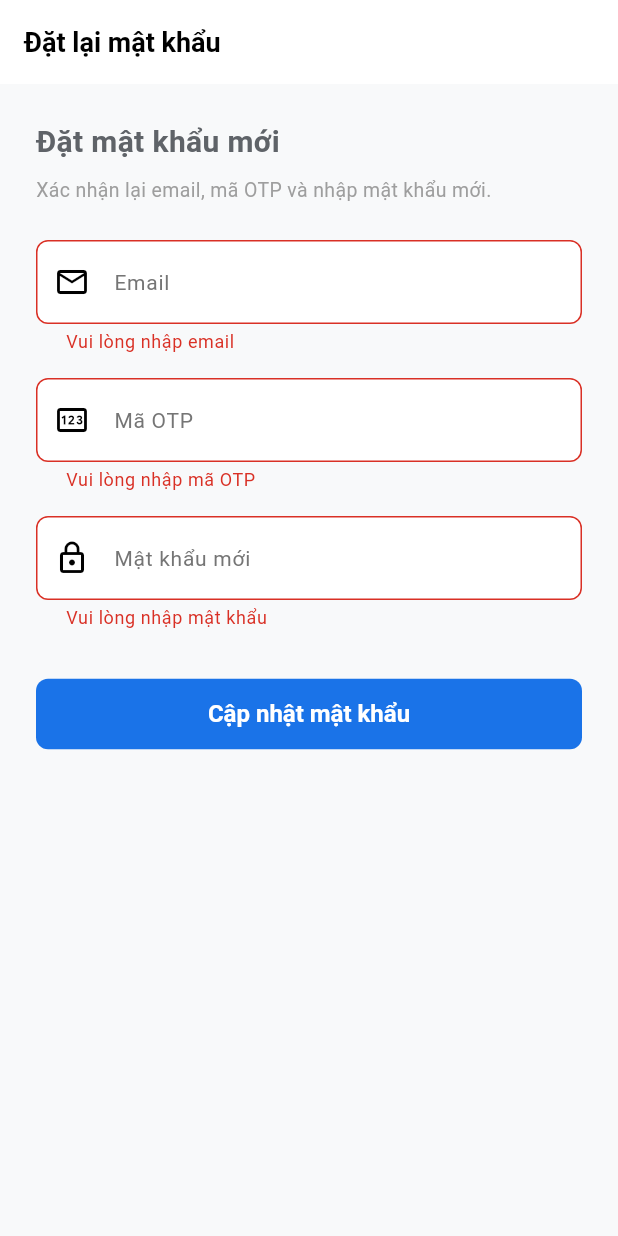
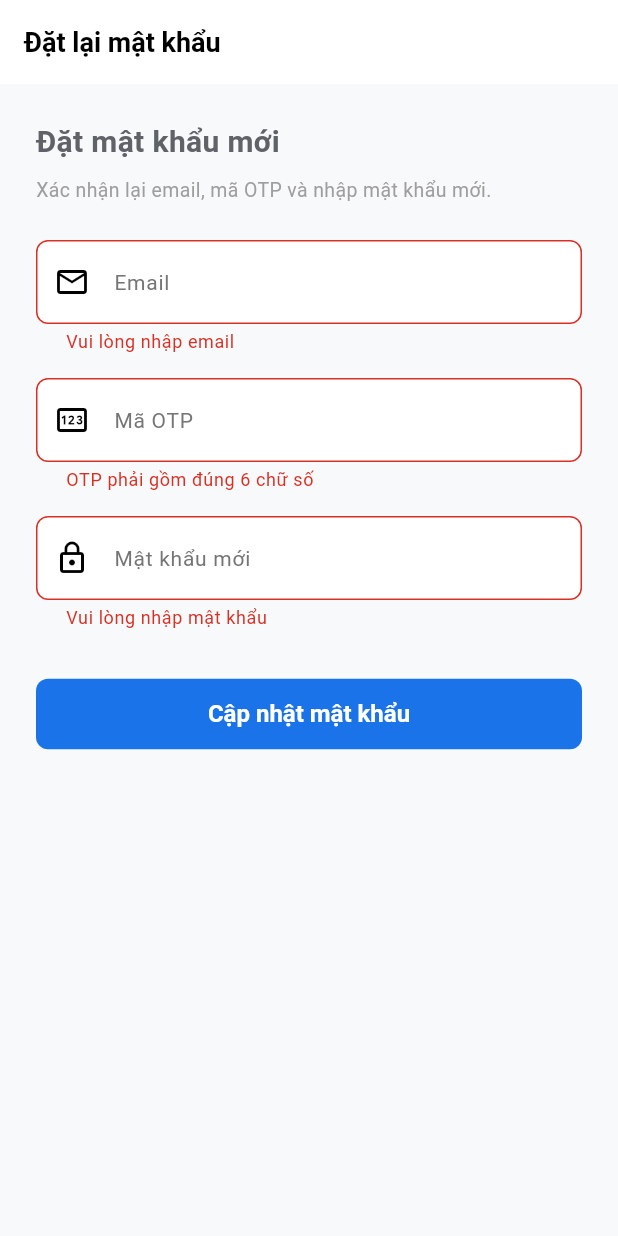
Before and after one commit to DXTPAxT/PRM_fe, a Flutter app: the ResetPasswordScreen screen opened by its route, after a tap on "Cập nhật mật khẩu", on a phone screen of 412 x 824 dp. Run offline on Flutter 3.47's test engine with Material 3 defaults, Android fonts, the phone set to English and light mode, and no system bars; our stand-ins replace dio, firebase_messaging, flutter_riverpod, flutter_secure_storage, freezed_annotation, go_router and 1 more; accounts and stored records are empty.

Commit message:
feat(auth): add forgot and reset password screens

```diff
--- a/lib/features/auth/domain/repositories/auth_repository.dart
+++ b/lib/features/auth/domain/repositories/auth_repository.dart
@@ -20,11 +20,6 @@ abstract class AuthRepository {
 
   Future<RegisterChallenge> resendOtp({required String identifier});
 
-  Future<void> verifyOtpForPassword({
-    required String email,
-    required String otp,
-  });
-
   Future<void> forgotPassword({required String email});
 
   Future<void> resetPassword({
--- a/lib/features/auth/presentation/screens/forgot_password_screen.dart
+++ b/lib/features/auth/presentation/screens/forgot_password_screen.dart
@@ -40,8 +40,8 @@ class _ForgotPasswordScreenState extends ConsumerState<ForgotPasswordScreen> {
           ),
         );
         if (isSuccess) {
-          // Navigate to verify OTP, passing email as routing parameter or query
-          context.push('/verify-otp');
+          // OTP reset is verified together with the new password.
+          context.push('/reset-password');
         }
       }
     });
--- a/lib/features/auth/presentation/screens/reset_password_screen.dart
+++ b/lib/features/auth/presentation/screens/reset_password_screen.dart
@@ -15,6 +15,12 @@ class _ResetPasswordScreenState extends ConsumerState<ResetPasswordScreen> {
   final _emailController = TextEditingController();
   final _otpController = TextEditingController();
   final _passwordController = TextEditingController();
+
+  @override
+  void initState() {
+    super.initState();
+    _emailController.text = ref.read(authProvider).pendingIdentifier ?? '';
+  }
 
   @override
   void dispose() {
@@ -97,10 +103,9 @@ class _ResetPasswordScreenState extends ConsumerState<ResetPasswordScreen> {
                   prefixIcon: Icon(Icons.pin_outlined),
                 ),
                 validator: (value) {
-                  if (value == null || value.trim().isEmpty) {
-                    return 'Vui lòng nhập mã OTP';
-                  }
-                  return null;
+                  return value != null && RegExp(r'^\d{6}$').hasMatch(value.trim())
+                      ? null
+                      : 'OTP phải gồm đúng 6 chữ số';
                 },
               ),
               const SizedBox(height: 16),
@@ -116,8 +121,8 @@ class _ResetPasswordScreenState extends ConsumerState<ResetPasswordScreen> {
                   if (value == null || value.isEmpty) {
                     return 'Vui lòng nhập mật khẩu';
                   }
-                  if (value.length < 6) {
-                    return 'Mật khẩu phải từ 6 ký tự trở lên';
+                  if (value.length < 8) {
+                    return 'Mật khẩu phải từ 8 ký tự trở lên';
                   }
                   return null;
                 },
```
Also changed, not shown: lib/features/auth/data/datasources/auth_remote_data_source.dart (+6 -15 lines), lib/features/auth/data/repositories/auth_repository_impl.dart (+0 -13 lines), lib/features/auth/presentation/providers/auth_provider.dart (+15 -5 lines).
